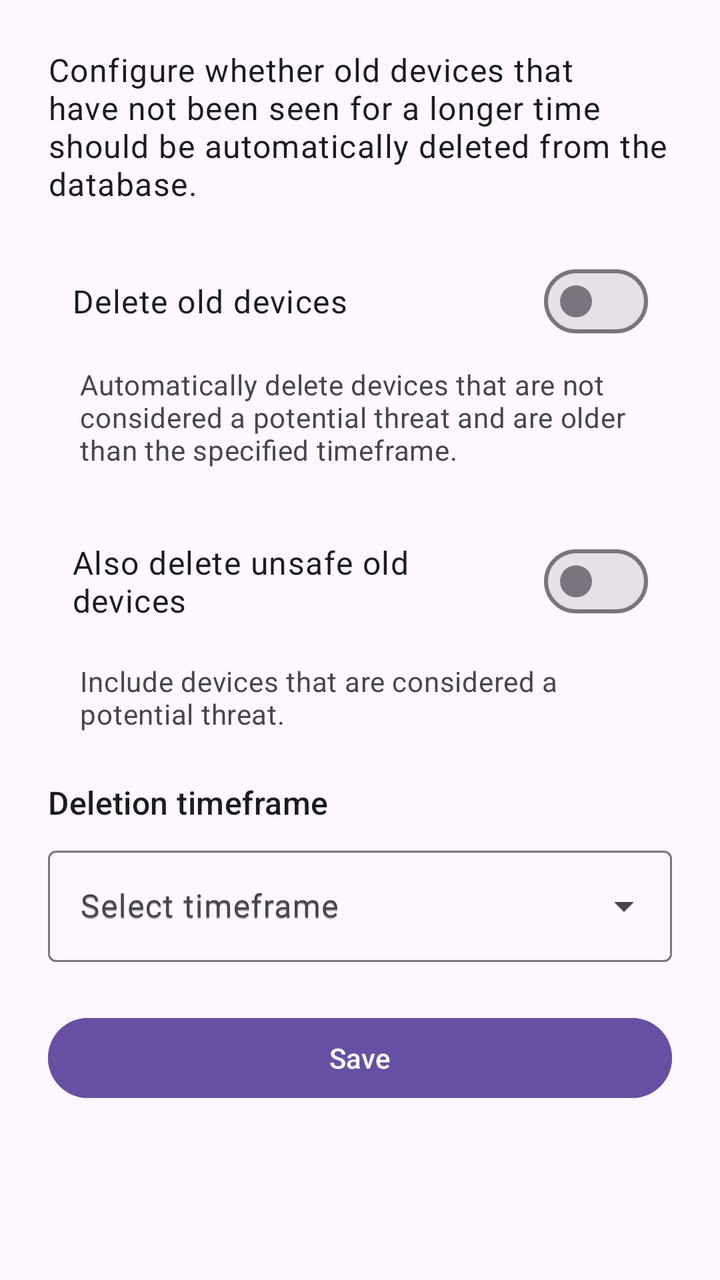
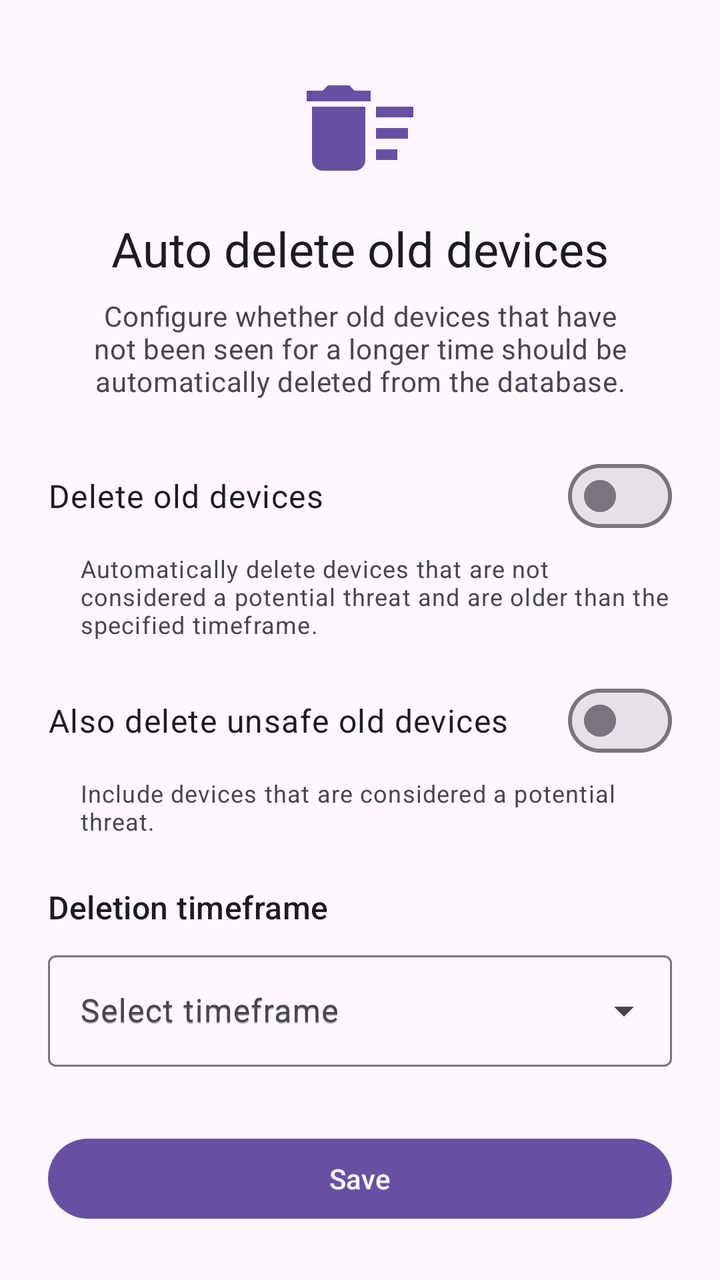

Compare the two renders of this Android layout. The source of the first and the diff that turns it into the second are given below.
<!-- AndroidManifest.xml: application theme Theme.ATTrackingDetection -->
<!-- res/layout/fragment_old_device_cleanup.xml -->
<?xml version="1.0" encoding="utf-8"?>
<ScrollView xmlns:android="http://schemas.android.com/apk/res/android"
    android:layout_width="match_parent"
    android:layout_height="match_parent"
    android:background="@color/md_theme_background"
    android:fillViewport="true">

    <LinearLayout
        android:layout_width="match_parent"
        android:layout_height="wrap_content"
        android:orientation="vertical"
        android:padding="24dp">

        <TextView
            android:layout_width="match_parent"
            android:layout_height="wrap_content"
            android:text="@string/old_device_cleanup_description"
            android:textAppearance="?attr/textAppearanceBodyLarge"
            android:textColor="@color/md_theme_onBackground"
            android:layout_marginBottom="24dp" />

        <com.google.android.material.materialswitch.MaterialSwitch
            android:id="@+id/switch_delete_old_devices"
            android:layout_width="match_parent"
            android:layout_height="wrap_content"
            android:text="@string/delete_old_devices_title"
            android:textAppearance="?attr/textAppearanceBodyLarge"
            android:textColor="?attr/colorOnSurface"
            android:padding="12dp"
            android:layout_marginBottom="8dp" />

        <TextView
            android:layout_width="match_parent"
            android:layout_height="wrap_content"
            android:text="@string/delete_old_devices_summary"
            android:textAppearance="?attr/textAppearanceBodyMedium"
            android:textColor="?attr/colorOnSurfaceVariant"
            android:paddingStart="16dp"
            android:paddingEnd="16dp"
            android:layout_marginBottom="24dp" />

        <com.google.android.material.materialswitch.MaterialSwitch
            android:id="@+id/switch_delete_unsafe_devices"
            android:layout_width="match_parent"
            android:layout_height="wrap_content"
            android:text="@string/delete_unsafe_old_devices_title"
            android:textAppearance="?attr/textAppearanceBodyLarge"
            android:textColor="?attr/colorOnSurface"
            android:padding="12dp"
            android:layout_marginBottom="8dp" />

        <TextView
            android:layout_width="match_parent"
            android:layout_height="wrap_content"
            android:text="@string/delete_unsafe_old_devices_summary"
            android:textAppearance="?attr/textAppearanceBodyMedium"
            android:textColor="?attr/colorOnSurfaceVariant"
            android:paddingStart="16dp"
            android:paddingEnd="16dp"
            android:layout_marginBottom="24dp" />

        <TextView
            android:layout_width="match_parent"
            android:layout_height="wrap_content"
            android:text="@string/old_device_timeframe_label"
            android:textAppearance="?attr/textAppearanceTitleMedium"
            android:textColor="?attr/colorOnSurface"
            android:layout_marginBottom="8dp" />

        <com.google.android.material.textfield.TextInputLayout
            android:id="@+id/timeframe_dropdown_layout"
            android:layout_width="match_parent"
            android:layout_height="wrap_content"
            android:hint="@string/old_device_timeframe_hint"
            android:textColorHint="?attr/colorOnSurfaceVariant"
            style="@style/Widget.Material3.TextInputLayout.OutlinedBox.ExposedDropdownMenu">

            <AutoCompleteTextView
                android:id="@+id/timeframe_dropdown"
                android:layout_width="match_parent"
                android:layout_height="wrap_content"
                android:inputType="none"
                android:textSize="16sp"
                android:textColor="?attr/colorOnSurface"
                android:hint="@string/old_device_timeframe_hint" />

        </com.google.android.material.textfield.TextInputLayout>

        <com.google.android.material.button.MaterialButton
            android:id="@+id/save_button"
            style="@style/Widget.Material3.Button"
            android:layout_width="match_parent"
            android:layout_height="wrap_content"
            android:layout_marginTop="24dp"
            android:backgroundTint="?attr/colorPrimary"
            android:textColor="?attr/colorOnPrimary"
            android:text="@string/save" />

    </LinearLayout>

</ScrollView>
<!-- resources referenced by this layout -->
<resources>
  <color name="md_theme_background">#FEF7FF</color>
  <color name="md_theme_onBackground">#1D1B20</color>
  <string name="delete_old_devices_summary">Automatically delete devices that are not considered a potential threat and are older than the specified timeframe.</string>
  <string name="delete_old_devices_title">Delete old devices</string>
  <string name="delete_unsafe_old_devices_summary">Include devices that are considered a potential threat.</string>
  <string name="delete_unsafe_old_devices_title">Also delete unsafe old devices</string>
  <string name="old_device_cleanup_description">Configure whether old devices that have not been seen for a longer time should be automatically deleted from the database.</string>
  <string name="old_device_timeframe_hint">Select timeframe</string>
  <string name="old_device_timeframe_label">Deletion timeframe</string>
  <string name="save">Save</string>
  <color name="md_theme_primary">#6750A4</color>
  <color name="md_theme_onPrimary">#FFFFFF</color>
  <color name="md_theme_primaryContainer">#EADDFF</color>
  <color name="md_theme_onPrimaryContainer">#21005D</color>
  <color name="md_theme_secondary">#625B71</color>
  <color name="md_theme_onSecondary">#FFFFFF</color>
  <color name="md_theme_secondaryContainer">#E8DEF8</color>
  <color name="md_theme_onSecondaryContainer">#1D192B</color>
  <color name="md_theme_tertiary">#7D5260</color>
  <color name="md_theme_onTertiary">#FFFFFF</color>
  <color name="md_theme_tertiaryContainer">#FFD8E4</color>
  <color name="md_theme_onTertiaryContainer">#31111D</color>
  <color name="md_theme_error">#B3261E</color>
  <color name="md_theme_onError">#FFFFFF</color>
  <color name="md_theme_errorContainer">#F9DEDC</color>
  <color name="md_theme_onErrorContainer">#410E0B</color>
  <color name="md_theme_surface">#FEF7FF</color>
  <color name="md_theme_onSurface">#1D1B20</color>
  <color name="md_theme_surfaceVariant">#E7E0EC</color>
  <color name="md_theme_onSurfaceVariant">#49454F</color>
  <color name="md_theme_outline">#79747E</color>
  <!-- unchanged entries left out for length: 1 -->
</resources>

<!-- the commit's change to res/layout/fragment_old_device_cleanup.xml (unified diff, before → after) -->
@@ -1,86 +1,135 @@
 <?xml version="1.0" encoding="utf-8"?>
-<ScrollView xmlns:android="http://schemas.android.com/apk/res/android"
+<androidx.core.widget.NestedScrollView xmlns:android="http://schemas.android.com/apk/res/android"
+    xmlns:app="http://schemas.android.com/apk/res-auto"
     android:layout_width="match_parent"
     android:layout_height="match_parent"
     android:background="@color/md_theme_background"
     android:fillViewport="true">
 
-    <LinearLayout
+    <androidx.constraintlayout.widget.ConstraintLayout
         android:layout_width="match_parent"
         android:layout_height="wrap_content"
-        android:orientation="vertical"
-        android:padding="24dp">
+        android:paddingHorizontal="24dp"
+        android:paddingTop="24dp"
+        android:paddingBottom="24dp">
+
+        <ImageView
+            android:id="@+id/cleanup_icon"
+            android:layout_width="64dp"
+            android:layout_height="64dp"
+            android:layout_marginTop="8dp"
+            android:src="@drawable/ic_baseline_delete_sweep_24"
+            app:tint="?attr/colorPrimary"
+            android:contentDescription="@null"
+            app:layout_constraintTop_toTopOf="parent"
+            app:layout_constraintStart_toStartOf="parent"
+            app:layout_constraintEnd_toEndOf="parent" />
 
         <TextView
-            android:layout_width="match_parent"
+            android:id="@+id/cleanup_title"
+            android:layout_width="0dp"
             android:layout_height="wrap_content"
+            android:layout_marginTop="12dp"
+            android:gravity="center"
+            android:text="@string/title_old_device_cleanup"
+            android:textAppearance="?attr/textAppearanceHeadlineSmall"
+            android:textColor="@color/md_theme_onBackground"
+            app:layout_constraintTop_toBottomOf="@id/cleanup_icon"
+            app:layout_constraintStart_toStartOf="parent"
+            app:layout_constraintEnd_toEndOf="parent" />
+
+        <TextView
+            android:id="@+id/cleanup_description"
+            android:layout_width="0dp"
+            android:layout_height="wrap_content"
+            android:layout_marginTop="8dp"
+            android:gravity="center"
             android:text="@string/old_device_cleanup_description"
-            android:textAppearance="?attr/textAppearanceBodyLarge"
-            android:textColor="@color/md_theme_onBackground"
-            android:layout_marginBottom="24dp" />
+            android:textAppearance="?attr/textAppearanceBodyMedium"
+            android:textColor="?attr/colorOnSurfaceVariant"
+            app:layout_constraintTop_toBottomOf="@id/cleanup_title"
+            app:layout_constraintStart_toStartOf="parent"
+            app:layout_constraintEnd_toEndOf="parent" />
 
         <com.google.android.material.materialswitch.MaterialSwitch
             android:id="@+id/switch_delete_old_devices"
-            android:layout_width="match_parent"
+            android:layout_width="0dp"
             android:layout_height="wrap_content"
+            android:layout_marginTop="24dp"
             android:text="@string/delete_old_devices_title"
             android:textAppearance="?attr/textAppearanceBodyLarge"
             android:textColor="?attr/colorOnSurface"
-            android:padding="12dp"
-            android:layout_marginBottom="8dp" />
+            app:layout_constraintTop_toBottomOf="@id/cleanup_description"
+            app:layout_constraintStart_toStartOf="parent"
+            app:layout_constraintEnd_toEndOf="parent" />
 
         <TextView
-            android:layout_width="match_parent"
+            android:id="@+id/delete_old_devices_summary"
+            android:layout_width="0dp"
             android:layout_height="wrap_content"
+            android:layout_marginTop="4dp"
+            android:layout_marginStart="16dp"
             android:text="@string/delete_old_devices_summary"
-            android:textAppearance="?attr/textAppearanceBodyMedium"
+            android:textAppearance="?attr/textAppearanceBodySmall"
             android:textColor="?attr/colorOnSurfaceVariant"
-            android:paddingStart="16dp"
-            android:paddingEnd="16dp"
-            android:layout_marginBottom="24dp" />
+            app:layout_constraintTop_toBottomOf="@id/switch_delete_old_devices"
+            app:layout_constraintStart_toStartOf="parent"
+            app:layout_constraintEnd_toEndOf="parent" />
 
         <com.google.android.material.materialswitch.MaterialSwitch
             android:id="@+id/switch_delete_unsafe_devices"
-            android:layout_width="match_parent"
+            android:layout_width="0dp"
             android:layout_height="wrap_content"
+            android:layout_marginTop="16dp"
             android:text="@string/delete_unsafe_old_devices_title"
             android:textAppearance="?attr/textAppearanceBodyLarge"
             android:textColor="?attr/colorOnSurface"
-            android:padding="12dp"
-            android:layout_marginBottom="8dp" />
+            app:layout_constraintTop_toBottomOf="@id/delete_old_devices_summary"
+            app:layout_constraintStart_toStartOf="parent"
+            app:layout_constraintEnd_toEndOf="parent" />
 
         <TextView
-            android:layout_width="match_parent"
+            android:id="@+id/delete_unsafe_old_devices_summary"
+            android:layout_width="0dp"
             android:layout_height="wrap_content"
+            android:layout_marginTop="4dp"
+            android:layout_marginStart="16dp"
             android:text="@string/delete_unsafe_old_devices_summary"
-            android:textAppearance="?attr/textAppearanceBodyMedium"
+            android:textAppearance="?attr/textAppearanceBodySmall"
             android:textColor="?attr/colorOnSurfaceVariant"
-            android:paddingStart="16dp"
-            android:paddingEnd="16dp"
-            android:layout_marginBottom="24dp" />
+            app:layout_constraintTop_toBottomOf="@id/switch_delete_unsafe_devices"
+            app:layout_constraintStart_toStartOf="parent"
+            app:layout_constraintEnd_toEndOf="parent" />
 
         <TextView
-            android:layout_width="match_parent"
+            android:id="@+id/timeframe_label"
+            android:layout_width="0dp"
             android:layout_height="wrap_content"
+            android:layout_marginTop="24dp"
             android:text="@string/old_device_timeframe_label"
             android:textAppearance="?attr/textAppearanceTitleMedium"
             android:textColor="?attr/colorOnSurface"
-            android:layout_marginBottom="8dp" />
+            app:layout_constraintTop_toBottomOf="@id/delete_unsafe_old_devices_summary"
+            app:layout_constraintStart_toStartOf="parent"
+            app:layout_constraintEnd_toEndOf="parent" />
 
         <com.google.android.material.textfield.TextInputLayout
             android:id="@+id/timeframe_dropdown_layout"
-            android:layout_width="match_parent"
+            style="@style/Widget.Material3.TextInputLayout.OutlinedBox.ExposedDropdownMenu"
+            android:layout_width="0dp"
             android:layout_height="wrap_content"
+            android:layout_marginTop="8dp"
             android:hint="@string/old_device_timeframe_hint"
             android:textColorHint="?attr/colorOnSurfaceVariant"
-            style="@style/Widget.Material3.TextInputLayout.OutlinedBox.ExposedDropdownMenu">
+            app:layout_constraintTop_toBottomOf="@id/timeframe_label"
+            app:layout_constraintStart_toStartOf="parent"
+            app:layout_constraintEnd_toEndOf="parent">
 
             <AutoCompleteTextView
                 android:id="@+id/timeframe_dropdown"
                 android:layout_width="match_parent"
                 android:layout_height="wrap_content"
                 android:inputType="none"
-                android:textSize="16sp"
                 android:textColor="?attr/colorOnSurface"
                 android:hint="@string/old_device_timeframe_hint" />
 
@@ -89,13 +138,14 @@
         <com.google.android.material.button.MaterialButton
             android:id="@+id/save_button"
             style="@style/Widget.Material3.Button"
-            android:layout_width="match_parent"
+            android:layout_width="0dp"
             android:layout_height="wrap_content"
-            android:layout_marginTop="24dp"
-            android:backgroundTint="?attr/colorPrimary"
-            android:textColor="?attr/colorOnPrimary"
-            android:text="@string/save" />
+            android:layout_marginTop="32dp"
+            android:text="@string/save"
+            app:layout_constraintTop_toBottomOf="@id/timeframe_dropdown_layout"
+            app:layout_constraintStart_toStartOf="parent"
+            app:layout_constraintEnd_toEndOf="parent" />
 
-    </LinearLayout>
+    </androidx.constraintlayout.widget.ConstraintLayout>
 
-</ScrollView>
+</androidx.core.widget.NestedScrollView>
<!-- resource entries referenced after the edit -->
@@ -2,6 +2,17 @@
 <resources>
   <color name="md_theme_background">#FEF7FF</color>
   <color name="md_theme_onBackground">#1D1B20</color>
+  <!-- drawable ic_baseline_delete_sweep_24 (drawable) -->
+  <vector xmlns:android="http://schemas.android.com/apk/res/android"
+      android:width="24dp"
+      android:height="24dp"
+      android:viewportWidth="24"
+      android:viewportHeight="24"
+      android:tint="?attr/colorControlNormal">
+    <path
+        android:fillColor="@android:color/white"
+        android:pathData="M15,16h4v2h-4v-2zM15,8h7v2h-7v-2zM15,12h6v2h-6v-2zM3,18c0,1.1 0.9,2 2,2h6c1.1,0 2,-0.9 2,-2V8H3v10zM14,5h-3l-1,-1H6L5,5H2v2h12V5z"/>
+  </vector>
   <string name="delete_old_devices_summary">Automatically delete devices that are not considered a potential threat and are older than the specified timeframe.</string>
   <string name="delete_old_devices_title">Delete old devices</string>
   <string name="delete_unsafe_old_devices_summary">Include devices that are considered a potential threat.</string>
@@ -10,6 +21,7 @@
   <string name="old_device_timeframe_hint">Select timeframe</string>
   <string name="old_device_timeframe_label">Deletion timeframe</string>
   <string name="save">Save</string>
+  <string name="title_old_device_cleanup">Auto delete old devices</string>
   <color name="md_theme_primary">#6750A4</color>
   <color name="md_theme_onPrimary">#FFFFFF</color>
   <color name="md_theme_primaryContainer">#EADDFF</color>
